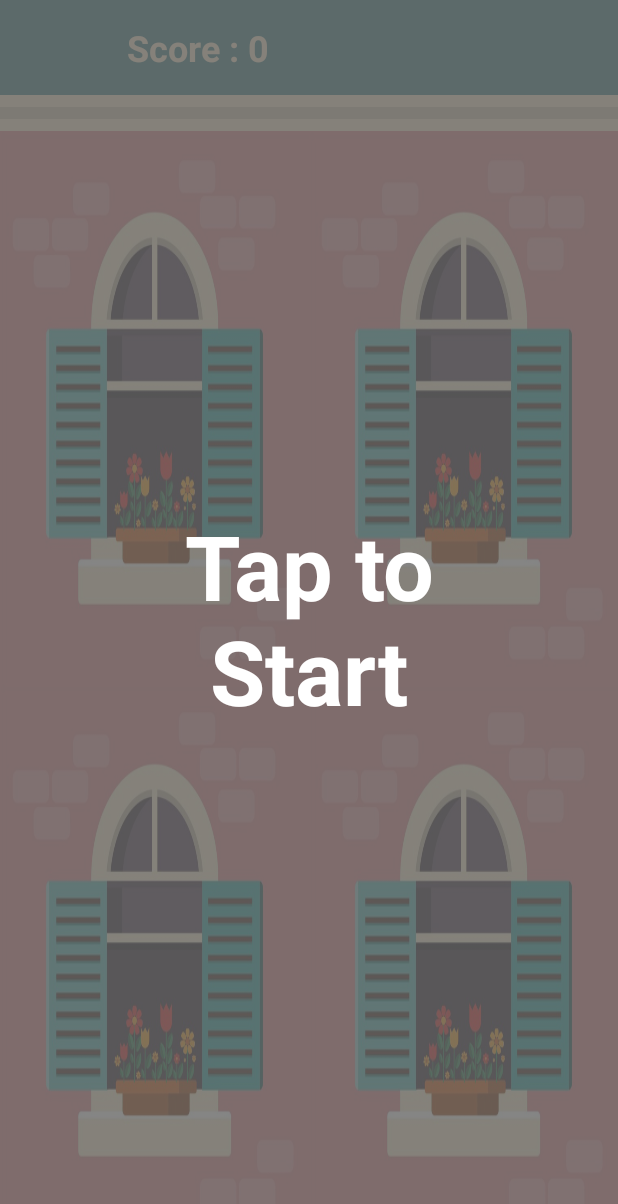
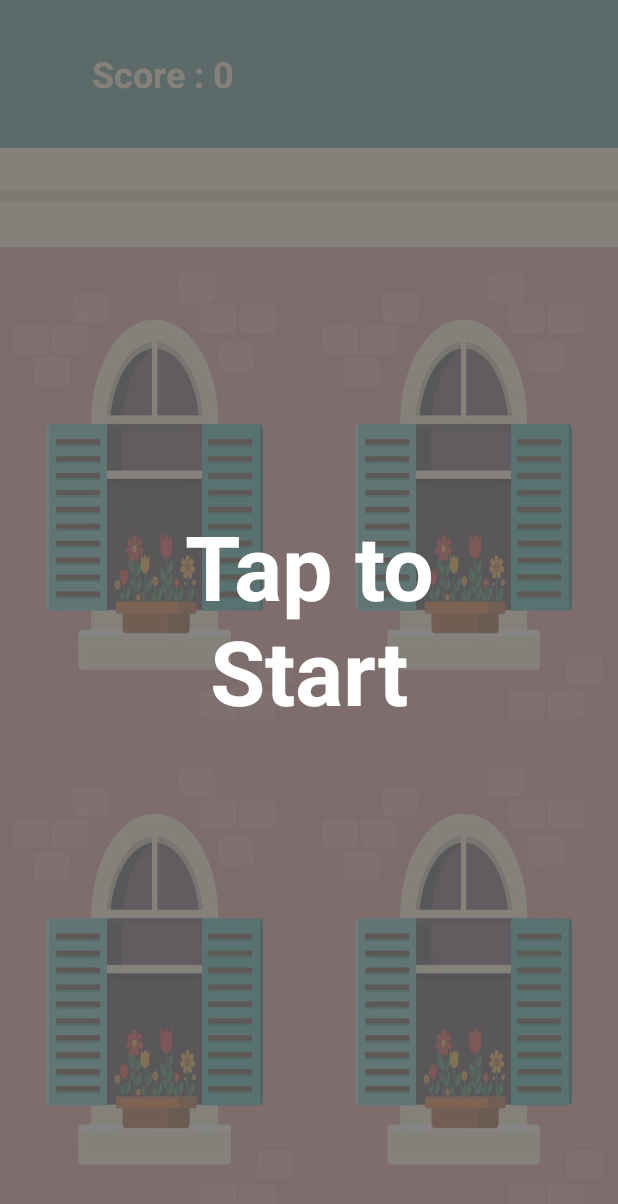
Before and after one commit to imhobo/spotAndTouch, an Android app: the GameActivity screen opened directly, with no data from a screen before it, on a phone screen of 412 x 824 dp. Shown: the top 1204 px of the screen. Run offline under Robolectric (Android 15) with nearby library versions, the phone set to English and light mode, and no system bars.

Commit message:
fixed white line bug

```diff
--- a/app/src/main/AndroidManifest.xml
+++ b/app/src/main/AndroidManifest.xml
@@ -4,6 +4,7 @@
 
     <application
         android:allowBackup="true"
+
         android:icon="@mipmap/ic_launcher"
         android:label="@string/app_name"
         android:roundIcon="@mipmap/ic_launcher_round"
--- a/app/src/main/java/com/example/avantika/clickit/GameActivity.java
+++ b/app/src/main/java/com/example/avantika/clickit/GameActivity.java
@@ -46,8 +46,6 @@ public class GameActivity extends AppCompatActivity implements View.OnClickListe
     LinearLayout gridLayout;
     RelativeLayout parentLayout;
     int tickTimer = 10;
-    Drawable selectedBox;
-    Drawable unselectedBox;
 
 
     //@RequiresApi(api = Build.VERSION_CODES.JELLY_BEAN)
@@ -88,18 +86,18 @@ public class GameActivity extends AppCompatActivity implements View.OnClickListe
             horLayout[i].setOrientation(LinearLayout.HORIZONTAL);
             horLayout[i].setWeightSum(orderGrid);
             horLayout[i].setLayoutParams(new LinearLayout.LayoutParams(LinearLayout.LayoutParams.MATCH_PARENT,
-                    LinearLayout.LayoutParams.WRAP_CONTENT, 1.0f));
+                    0, 1.0f));
             gridLayout.addView(horLayout[i]);
 
             for (int j = 0; j < orderGrid; j++) {
                 verLayout[i][j] = new LinearLayout(this);
                 verLayout[i][j].setId(i * orderGrid + j);
                 verLayout[i][j].setOrientation(LinearLayout.VERTICAL);
-                verLayout[i][j].setLayoutParams(new LinearLayout.LayoutParams(LinearLayout.LayoutParams.WRAP_CONTENT,
+                verLayout[i][j].setLayoutParams(new LinearLayout.LayoutParams(0,
                         LinearLayout.LayoutParams.MATCH_PARENT, 1.0f));
                 horLayout[i].addView(verLayout[i][j]);
 //                verLayout[i][j].setBackgroundResource(R.drawable.custom_border_unselected);
-//                verLayout[i][j].setBackgroundResource();
+                verLayout[i][j].setBackgroundResource(R.drawable.open_window);
 
                 verLayout[i][j].setOnClickListener(this);
             }
@@ -109,24 +107,9 @@ public class GameActivity extends AppCompatActivity implements View.OnClickListe
         getWindowManager().getDefaultDisplay().getMetrics(displayMetrics);
         int height = displayMetrics.heightPixels;
         int width = displayMetrics.widthPixels;
-        int widthBox = (int)Math.ceil((float)width/orderGrid);
-        int heightBox = (int) Math.ceil(((float)height*0.8f)/orderGrid);
 
-        Log.d("INFO:HEIGHT", String.valueOf(height));
-        Log.d("INFO:WIDTH", String.valueOf(width));
-        Log.d("INFO:HEIGHTBOX", String.valueOf(heightBox));
-        Log.d("INFO:WIDTHBOX", String.valueOf(widthBox));
-
-        selectedBox = getScaledDrawable(R.drawable.close_window, widthBox, heightBox);
-        unselectedBox = getScaledDrawable(R.drawable.open_window, widthBox, heightBox);
-
-        for(int i=0;i<orderGrid;i++)
-        {
-            for(int j=0;j<orderGrid;j++)
-            {
-                setBackgroundDrawable(verLayout[i][j], unselectedBox);
-            }
-        }
+        Log.d("SCREENW",Integer.toString(width));
+        Log.d("SCREENH",Integer.toString(height));
 
         disableGrid();
         findViewById(R.id.tvTap).setVisibility(View.VISIBLE);
@@ -140,6 +123,15 @@ public class GameActivity extends AppCompatActivity implements View.OnClickListe
 
         if(id == R.id.llmask)
         {
+
+
+            Log.d("TOPLAYOUTW",Integer.toString(findViewById(R.id.lltop).getWidth()));
+            Log.d("TOPLAYOUTH",Integer.toString(findViewById(R.id.lltop).getHeight()));
+
+            Log.d("GRIDLAYOUTW",Integer.toString(gridLayout.getWidth()));
+            Log.d("GRIDLAYOUTH",Integer.toString(gridLayout.getHeight()));
+
+
             maskLayout.setOnClickListener(null);
 
             // is not in shared pref: totalTime = Constants.defaultTotalTime;
@@ -151,10 +143,8 @@ public class GameActivity extends AppCompatActivity implements View.OnClickListe
             prev = cur;
 
 
-
-            setBackgroundDrawable(verLayout[cur/orderGrid][cur%orderGrid], selectedBox);
 //            verLayout[cur/orderGrid][cur%orderGrid].setBackgroundColor(Color.parseColor(selectedColor));
-//            verLayout[cur/orderGrid][cur%orderGrid].setBackgroundResource(R.drawable.custom_border_selected);
+            verLayout[cur/orderGrid][cur%orderGrid].setBackgroundResource(R.drawable.close_window);
 
             startTimer();
             findViewById(R.id.tvTap).setVisibility(View.GONE);
@@ -171,12 +161,12 @@ public class GameActivity extends AppCompatActivity implements View.OnClickListe
                 cur = rand.nextInt(orderGrid * orderGrid);
             }
 //            verLayout[cur/orderGrid][cur%orderGrid].setBackgroundColor(Color.parseColor(selectedColor));
-//            verLayout[cur/orderGrid][cur%orderGrid].setBackgroundResource(R.drawable.custom_border_selected);
-            setBackgroundDrawable(verLayout[cur/orderGrid][cur%orderGrid], selectedBox);
+            verLayout[cur/orderGrid][cur%orderGrid].setBackgroundResource(R.drawable.close_window);
+
 
 //            verLayout[prev / orderGrid][prev % orderGrid].setBackgroundColor(Color.parseColor(backColor));
-//            verLayout[prev/orderGrid][prev%orderGrid].setBackgroundResource(R.drawable.custom_border_unselected);
-            setBackgroundDrawable(verLayout[prev/orderGrid][prev%orderGrid], unselectedBox);
+            verLayout[prev/orderGrid][prev%orderGrid].setBackgroundResource(R.drawable.open_window);
+
             prev=cur;
         }
 
--- a/app/src/main/res/layout/activity_game.xml
+++ b/app/src/main/res/layout/activity_game.xml
@@ -13,13 +13,12 @@
         android:background="#FFEECA"
         android:weightSum="1"
         android:id="@+id/outermost"
-        android:orientation="vertical"
-        tools:context="com.example.avantika.clickit.GameActivity" >
+        android:orientation="vertical">
 
         <LinearLayout
             android:id="@+id/lltop"
             android:layout_width="match_parent"
-            android:layout_height="wrap_content"
+            android:layout_height="0dp"
             android:orientation="vertical"
             android:layout_weight="0.2"
             android:weightSum="1">
@@ -28,12 +27,12 @@
             <LinearLayout
                 android:padding="10dp"
                 android:layout_width="match_parent"
-                android:layout_height="wrap_content"
+                android:layout_height="0dp"
                 android:background="#317677"
                 android:layout_weight="0.6"
                 android:weightSum="1">
                 <TextView
-                    android:layout_width="wrap_content"
+                    android:layout_width="0dp"
                     android:layout_height="match_parent"
                     android:id="@+id/score"
                     android:gravity="center"
@@ -43,7 +42,7 @@
                     android:layout_weight="0.5"
                     />
                 <TextView
-                    android:layout_width="wrap_content"
+                    android:layout_width="0dp"
                     android:layout_height="match_parent"
                     android:id="@+id/countdown"
                     android:gravity="center"
@@ -58,7 +57,7 @@
                 android:id="@+id/progressBar"
                 style="?android:attr/progressBarStyleHorizontal"
                 android:layout_width="match_parent"
-                android:layout_height="wrap_content"
+                android:layout_height="0dp"
                 android:layout_weight="0.4"/>
 
 
@@ -66,7 +65,7 @@
         <LinearLayout
             android:id="@+id/llgrid"
             android:layout_width="match_parent"
-            android:layout_height="wrap_content"
+            android:layout_height="0dp"
             android:orientation="vertical"
             android:layout_weight="0.8">
 
```
Also changed, not shown: app/src/main/res/drawable/closed_window.png (deleted).
